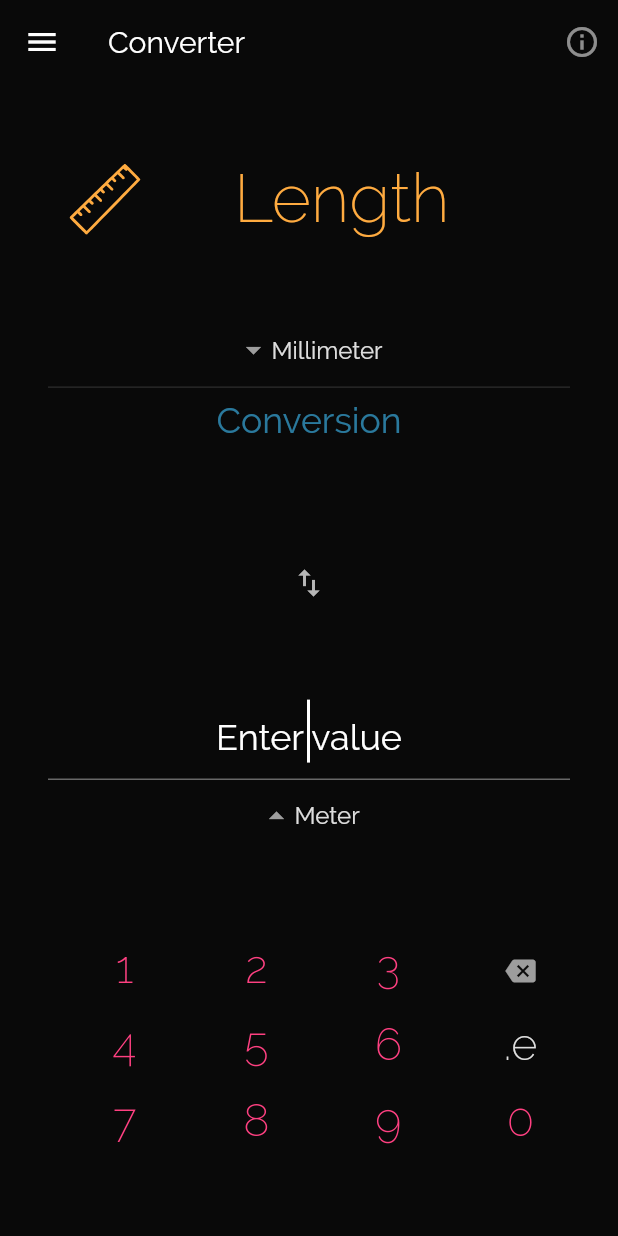
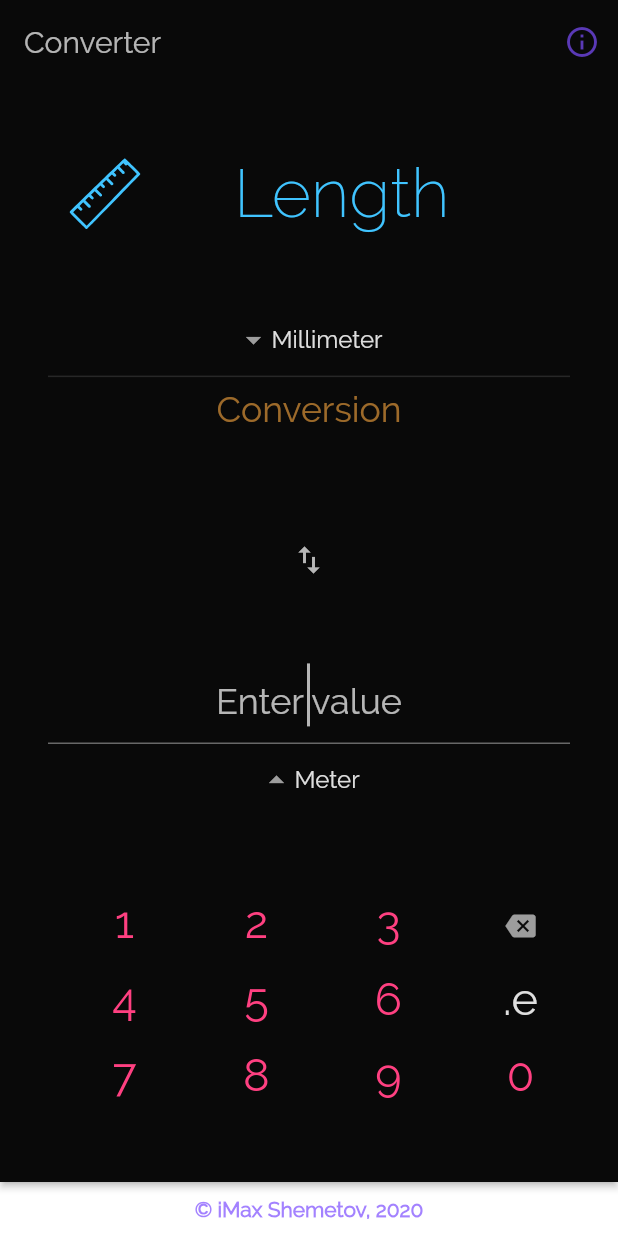
Before and after one commit to maxeema/converter, a Flutter app: the screen it shows after launch, after a tap on "Length", on a phone screen of 412 x 824 dp. Run offline on Flutter 3.47's test engine with Material 2 defaults, Android fonts, the phone set to English and light mode, and no system bars; our stand-ins replace flutter_hooks, fluttertoast, get_it, package_info, websafe_svg.

Commit message:
a better colors and UI/UX

```diff
--- a/lib/backdrop.dart
+++ b/lib/backdrop.dart
@@ -8,6 +8,8 @@ import 'package:meta/meta.dart';
 
 import 'about_dialog.dart';
 import 'conf.dart' as conf;
+import 'conf.dart';
+import 'extensions.dart';
 import 'ext.dart';
 import 'state.dart';
 
@@ -248,19 +250,23 @@ class _BackdropState extends State<Backdrop>
     return Scaffold(
       appBar: AppBar(
         elevation: 0.0,
-        leading: ValueListenableBuilder<bool>(
-          valueListenable: appState.opened,
-          child: Center(child: Icon(Icons.menu)),
-          builder: (ctx, opened, widget) {
-            return AnimatedSwitcher(
-              duration: mil(300),
-              child: IconButton(
-                icon: Opacity(opacity: opened ? 1 : 0.25, child: widget),
-                onPressed: opened ? _toggleBackdropPanelVisibility : null,
-              ),
-            );
-          },
-        ),
+        // leading: ValueListenableBuilder<bool>(
+        //   valueListenable: appState.opened,
+        //   child: Center(child: Icon(Icons.refresh)),
+        //   builder: (ctx, opened, widget) {
+        //     return AnimatedSwitcher(
+        //       duration: mil(300),
+        //       child: IconButton(
+        //         // key: ValueKey(appState.units.value),
+        //         icon: Opacity(opacity: 0.5, child: widget),
+        //         // onPressed: opened ? _toggleBackdropPanelVisibility : null,
+        //         onPressed: () {
+        //           appState.units.value = appState.units.value.next;
+        //         },
+        //       ),
+        //     );
+        //   },
+        // ),
 //        leading: IconButton(
 //          onPressed: _toggleBackdropPanelVisibility,
 //          icon: AnimatedIcon(
@@ -275,10 +281,18 @@ class _BackdropState extends State<Backdrop>
         ),
         centerTitle: false,
         actions: <Widget>[
-          IconButton(
-            icon:Icon(Icons.info_outline, color: Colors.white54,),
-            onPressed: ()=> showAbout(context)
-          )
+          FutureBuilder<Object>(
+              future: Future.delayed(1200.ms, () => 'ok'),
+              builder: (context, snapshot) {
+                return AnimatedSwitcher(duration: 1000.ms,
+                  child: snapshot.hasData ? IconButton(
+                      // key: ValueKey(snapshot.hasData),
+                      icon: Icon(Icons.info_outline, color: accentColor5.withOpacity(.7)),
+                      onPressed: ()=> showAbout(context)
+                  ) : Container(),
+                );
+              }
+          ),
         ],
       ),
       body: LayoutBuilder(
--- a/lib/category.dart
+++ b/lib/category.dart
@@ -2,6 +2,13 @@
 import 'package:flutter/material.dart';
 
 import 'util.dart' as util;
+
+class CategoryInfo {
+  final Category category;
+  final Color color;
+
+  CategoryInfo(this.category, this.color);
+}
 
 class Category {
 
@@ -30,13 +37,13 @@ class Unit {
   })  : assert(name != null),
         assert(conversion != null);
 
-  Unit.fromJson(Map jsonMap)
-      : assert(jsonMap['name'] != null),
-        assert(jsonMap['conversion'] != null),
-        name = jsonMap['name'],
-        conversion = jsonMap['conversion'].toDouble(),
-        description = jsonMap['description'],
-        baseUnit = jsonMap['baseUnit'];
+  Unit.fromJson(Map j)
+      : assert(j['name'] != null),
+        assert(j['conversion'] != null),
+        name = j['name'],
+        conversion = j['conversion'].toDouble(),
+        description = j['description'],
+        baseUnit = j['baseUnit'];
 
   bool get hasDescription => !util.isEmpty(description);
 
--- /dev/null
+++ b/lib/category_widget.dart
@@ -0,0 +1,93 @@
+import 'package:flutter/material.dart';
+import 'package:flutter_hooks/flutter_hooks.dart';
+import 'package:websafe_svg/websafe_svg.dart';
+
+import 'category.dart';
+import 'extensions.dart';
+
+const _fadeInDuration = 1500;
+const _slideInDuration = 1500;
+
+class CategoryWidget extends HookWidget {
+
+  final Function(CategoryInfo catInfo) onSelect;
+  final CategoryInfo catInfo;
+  final bool placeIconToStart;
+  final Duration appearanceDelay;
+  final EdgeInsetsDirectional margin;
+
+  const CategoryWidget({Key key, this.catInfo, this.onSelect,
+                          this.placeIconToStart, this.appearanceDelay,
+                            this.margin}) : super(key: key);
+  @override
+  Widget build(BuildContext context) {
+    final fadeAni = useAnimationController(duration: _fadeInDuration.ms);
+    final slideAni = useAnimationController(duration: _slideInDuration.ms);
+    final isMounted = useIsMounted();
+    useEffect(() {
+      appearanceDelay.delay.then((_) {
+        if (isMounted()) {
+          fadeAni.forward();
+          slideAni.forward();
+        }
+      });
+      return null;
+    });
+    final tweenAni = Tween<Offset>(
+      begin: Offset(1, 0),
+      end: Offset.zero,
+    )
+    .animate(CurvedAnimation(
+      parent: slideAni,
+      curve: Curves.bounceInOut,
+    ));
+    return FadeTransition(
+      opacity: slideAni,
+      child: SlideTransition(
+        position: tweenAni,
+        child: Container(
+          height: 100.0,
+          child: InkWell(
+            borderRadius: BorderRadius.circular(30),
+            highlightColor: Colors.white.withOpacity(0.1),
+            splashColor: Colors.black,
+            onTap: () => onSelect(catInfo),
+            child: Container(
+              margin: margin,
+              padding: 8.insets.all,
+              child: Row(
+                  children: (){
+                    Widget icon = WebsafeSvg.asset(
+                        catInfo.category.icon,
+                        width: 48,
+                        color: catInfo.color
+                    );
+                    Widget title = Text(
+                      catInfo.category.name,
+                      maxLines: 2,
+                      textAlign: placeIconToStart ? TextAlign.start : TextAlign.end,
+                      overflow: TextOverflow.fade,
+                      style: Theme.of(context).textTheme.headline5.apply(
+                        color: catInfo.color,
+                      ),
+                    );
+                    final widgets = <Widget>[];
+                    widgets.add(SizedBox(width: 16));
+                    widgets.add(Expanded(flex: placeIconToStart ? 1 : 2,
+                        child: placeIconToStart ? icon : title
+                    ));
+                    widgets.add(SizedBox(width: 24));
+                    widgets.add(Expanded(flex: placeIconToStart ? 2 : 1,
+                      child: placeIconToStart ? title : icon,
+                    ));
+                    widgets.add(SizedBox(width: 16));
+                    return widgets;
+                  }()
+              ),
+            ),
+          ),
+        ),
+      ),
+    );
+  }
+}
--- a/lib/conf.dart
+++ b/lib/conf.dart
@@ -10,6 +10,10 @@ const backgroundColor = Color(0xff090909);
 const accentColor1 = Colors.orangeAccent;
 const accentColor2 = Colors.pinkAccent;
 const accentColor3 = Colors.lightBlueAccent;
+final accentColor4 = Colors.greenAccent.withAlpha(210);
+const accentColor5 = Colors.deepPurpleAccent;
 
 const backdropHeaderSize   = 0.0;
 const backdropHeaderOffset = 0.0;
+
+final colors = [accentColor3, accentColor4];
--- a/lib/converter.dart
+++ b/lib/converter.dart
@@ -9,6 +9,7 @@ import 'package:flutter/services.dart';
 import 'package:get_it/get_it.dart';
 import 'package:websafe_svg/websafe_svg.dart';
 import 'category.dart';
+import 'units.dart';
 import 'ext.dart';
 import 'conf.dart' as conf;
 import 'localization.dart';
@@ -27,7 +28,9 @@ class Converter extends StatefulWidget {
 class _ConverterState extends State<Converter> {
 
   AppState appState = GetIt.I.get<AppState>();
-  Category get category => appState.category.value;
+
+  CategoryInfo get catInfo => appState.catInfo.value;
+  Category get category => catInfo?.category;
 
   final _textController = TextEditingController();
   TextSelection _textSelection;
@@ -45,12 +48,12 @@ class _ConverterState extends State<Converter> {
   @override
   initState() {
     super.initState();
-    appState.category.addListener(onCategoryChanged);
+    appState.catInfo.addListener(onCategoryChanged);
     _focusNode = FocusNode();
   }
   @override
   dispose() {
-    appState.category.removeListener(onCategoryChanged);
+    appState.catInfo.removeListener(onCategoryChanged);
     _focusNode.dispose();
     super.dispose();
   }
@@ -76,7 +79,8 @@ class _ConverterState extends State<Converter> {
   String _formatConversion(double value) {
     if (value == null)
       return double.nan.toString();
-    var outputNum = value.toStringAsPrecision(7);
+    // var outputNum = value.toStringAsPrecision(appState.units.value.precision);
+    var outputNum = value.toStringAsFixed(appState.units.value.precision);
     if (outputNum.contains('.') && outputNum.endsWith('0')) {
       var i = outputNum.length - 1;
       while (outputNum[i] == '0') {
@@ -174,9 +178,9 @@ class _ConverterState extends State<Converter> {
       showCursor: true,
       autofocus: true,
       textAlign: TextAlign.center,
-      cursorColor: Colors.white,
+      cursorColor: Colors.white.withOpacity(.7),
       style: Theme.of(context).textTheme.headline3.apply(
-        color: _isInputError ? Colors.red.shade500 : Colors.white,
+        color: _isInputError ? Colors.red.shade500 : Colors.white.withOpacity(.85),
         fontSizeFactor: 0.8,
       ),
       keyboardType: TextInputType.number,
@@ -185,7 +189,7 @@ class _ConverterState extends State<Converter> {
         hintText: AppLocalizations.of(context).enterValue,
         hintStyle: Theme.of(context).textTheme.title.apply(
             fontSizeFactor: 1.2,
-            color: Colors.white
+            color: Colors.white.withOpacity(.7)
         ),
 //        focusedBorder: UnderlineInputBorder(borderSide: BorderSide(color: Colors.transparent)),
 //        enabledBorder: UnderlineInputBorder(borderSide: BorderSide(color: Colors.transparent)),
@@ -215,8 +219,8 @@ class _ConverterState extends State<Converter> {
         fontSizeFactor:
         _isInputError || isEmpty(_convertedValue) ? .7 : 1,
         color: _isInputError || isEmpty(_convertedValue)
-            ? conf.accentColor3.withAlpha(0x99)
-            : conf.accentColor3,
+            ? conf.accentColor1.withAlpha(0x99)
+            : conf.accentColor1,
       )
     );
     final output = AnimatedSwitcher(
@@ -406,7 +410,7 @@ class _ConverterState extends State<Converter> {
           SizedBox(width: 8,),
           Expanded(
             flex:1,
-            child: _IconRotationWidget(category.icon),
+            child: _IconRotationWidget(category.icon, catInfo.color),
           ),
           SizedBox(
             width: 24,
@@ -429,7 +433,7 @@ class _ConverterState extends State<Converter> {
                       category.name,
                       style: TextStyle(
                           fontWeight: FontWeight.w200,
-                          color: conf.accentColor1
+                          color: catInfo.color,
                       ),
                     )
                   )
@@ -449,7 +453,7 @@ class _ConverterState extends State<Converter> {
           SizedBox(
             width: 8,
           ),
-          _IconRotationWidget(category.icon),
+          _IconRotationWidget(category.icon, catInfo.color),
           SizedBox(
             width: 48,
           ),
@@ -669,7 +673,7 @@ class _ConverterState extends State<Converter> {
         char == '.' ? _specialButtonText : char,
         style: Theme.of(context).textTheme.headline
         .copyWith(
-          fontWeight: FontWeight.w200,
+          // fontWeight: FontWeight.w200,
           color: color,
         ).apply(
           fontSizeFactor: 1.25,
@@ -689,7 +693,8 @@ class _ConverterState extends State<Converter> {
 class _IconRotationWidget extends StatefulWidget {
 
   final String icon;
-  const _IconRotationWidget(this.icon);
+  final Color color;
+  const _IconRotationWidget(this.icon, this.color);
 
   @override
   _IconRotationState createState() => _IconRotationState();
@@ -721,7 +726,7 @@ class _IconRotationState extends State<_IconRotationWidget>
           child: WebsafeSvg.asset(
             widget.icon,
             width: 48,
-            color: conf.accentColor1,
+            color: widget.color,
           )
       )
     );
--- /dev/null
+++ b/lib/extensions.dart
@@ -0,0 +1,5 @@
+
+export 'insets.dart';
+
+export 'extensions_dart.dart';
+export 'extensions_flutter.dart';
--- a/lib/main.dart
+++ b/lib/main.dart
@@ -9,6 +9,7 @@ import 'package:get_it/get_it.dart';
 import 'conf.dart';
 import 'localization.dart';
 import 'main_screen.dart';
+import 'insets.dart';
 
 main() {
   WidgetsFlutterBinding.ensureInitialized();
@@ -26,14 +27,30 @@ class UnitConverterApp extends HookWidget {
     }, ["onetime"]);
     return MaterialApp(
       debugShowCheckedModeBanner: false,
-      home: MainScreen(),
+      home: Column(
+        mainAxisSize: MainAxisSize.max,
+        children: [
+          Expanded(
+            child: MainScreen()
+          ),
+          Container(
+            padding: 10.insets.all,
+            child: Text(appLegalese, style: TextStyle(
+              fontFamily: 'Raleway',
+              fontSize: 14,
+              decoration: TextDecoration.none,
+              color: accentColor5.withOpacity(.7)
+            )),
+          )
+        ],
+      ),
       //theme
       themeMode: ThemeMode.dark,
       darkTheme: ThemeData(
         brightness: Brightness.dark,
         primaryColor: backgroundColor,
         backgroundColor: backgroundColor,
-        accentColor: Colors.grey.shade900,
+        accentColor: accentColor5,
         fontFamily: 'Raleway',
         dialogTheme: DialogTheme(
           backgroundColor: Colors.grey.shade900,
--- a/lib/main_screen.dart
+++ b/lib/main_screen.dart
@@ -1,15 +1,17 @@
 
 import 'dart:convert';
 
+import 'package:converter/extensions.dart';
 import 'package:flutter/material.dart';
 import 'package:get_it/get_it.dart';
-import 'package:websafe_svg/websafe_svg.dart';
 
 import 'backdrop.dart';
 import 'category.dart';
+import 'category_widget.dart';
 import 'conf.dart' as conf;
+import 'conf.dart';
 import 'converter.dart';
-import 'ext.dart';
+import 'insets.dart';
 import 'localization.dart';
 import 'state.dart';
 
@@ -43,11 +45,68 @@ class _MainScreenWidget extends StatelessWidget {
       builder: (ctx, snap) {
         if (!snap.hasData)
           return Center(child: CircularProgressIndicator());
+        final cats = snap.data;
         return Backdrop(
           frontPanel: Converter(),
-          backPanel: _buildCats(context, snap.data),
-          frontTitle: Text(AppLocalizations.of(context).appTitle),
-          backTitle: Text(AppLocalizations.of(context).appTitle),
+          backPanel: LayoutBuilder(
+            builder: (ctx, constraints) {
+              Widget list;
+              var i = 0;
+              if (MediaQuery.of(context).orientation == Orientation.portrait) {
+                list = Column(
+                    mainAxisSize: MainAxisSize.max,
+                    mainAxisAlignment: MainAxisAlignment.center,
+                    children: cats.map((cat) {
+                      final idx = i++;
+                      return Flexible(
+                          child: CategoryWidget(
+                              catInfo: CategoryInfo(cat, colors[idx%2]),
+                              onSelect: _selectCategory,
+                              placeIconToStart: true,
+                              appearanceDelay: Duration(milliseconds: i*150),
+                              // margin: idx.isOdd ? 60.insets.start : 0.insets.start
+                              margin: 0.insets.start
+                          )
+                      );
+                    }).toList()
+                );
+              } else {
+                list = GridView.count(
+                  crossAxisCount: _landscapeItemsCount,
+                  childAspectRatio: 3,
+                  children: cats.map((cat) {
+                    final idx = i++;
+                    return CategoryWidget(
+                      catInfo: CategoryInfo(cat, colors[idx%2]),
+                      onSelect: _selectCategory,
+                      placeIconToStart: idx%_landscapeItemsCount==1,
+                      appearanceDelay: Duration(milliseconds: idx*100),
+                    );
+                  }).toList(),
+                );
+              }
+              return Material(
+                color: Colors.transparent,
+                child: Container(
+                  color: Colors.transparent,
+                    padding: conf.backdropHeaderSize.toInt().insets.bot,
+                    child: list,
+                ),
+              );
+            },
+          ),
+          frontTitle: Opacity(opacity: .7 , child: Text(AppLocalizations.of(context).appTitle)),
+          backTitle: FutureBuilder<Object>(
+            future: Future.delayed(1000.ms, () => 'ok'),
+            builder: (context, snapshot) {
+              return AnimatedSwitcher(duration: 1000.ms,
+                  child: Text(
+                      snapshot.hasData ? AppLocalizations.of(context).appTitle : ' ',
+                      key: ValueKey(snapshot.hasData)
+                  ),
+                );
+            }
+          ),
         );
       }
     );
@@ -68,83 +127,9 @@ class _MainScreenWidget extends StatelessWidget {
 //    }
 //  }
 
-  _selectCategory(Category category) {
-    appState.category.value = category;
+  _selectCategory(CategoryInfo category) {
+    appState.catInfo.value = category;
     appState.opened.value = true;
   }
 
-  _buildCats(BuildContext context, List<Category> cats) {
-    Widget list;
-    if (MediaQuery.of(context).orientation == Orientation.portrait) {
-      list = Column(
-        mainAxisSize: MainAxisSize.max,
-        mainAxisAlignment: MainAxisAlignment.center,
-        children: cats.map((cat) => Flexible(
-          child: _buildCategoryWidget(context, cat, true)
-        )).toList()
-      );
-    } else {
-      list = GridView.count(
-        crossAxisCount: _landscapeItemsCount,
-        childAspectRatio: 3,
-        children: () {
-          final widgets = <Widget>[];
-          for (int i=0; i<cats.length; i++) {
-            widgets.add(_buildCategoryWidget(context, cats[i], i%_landscapeItemsCount==1));
-          }
-          return widgets.toList();
-        }(),
-      );
-    }
-    return Material(
-      color: Colors.transparent,
-      child: Padding(
-        child: list,
-        padding: bot(conf.backdropHeaderSize),
-      ),
-    );
-  }
-
-  _buildCategoryWidget(BuildContext context, Category category, bool iconToStart) =>
-    Container(
-      height: 100.0,
-      child: InkWell(
-        borderRadius: BorderRadius.circular(30),
-        splashColor: Colors.black,
-        onTap: () => _selectCategory(category),
-        child: Padding(
-          padding: all(8.0),
-          child: Row(
-          children: (){
-            final icon = WebsafeSvg.asset(
-              category.icon,
-              width: 48,
-              color: conf.accentColor1
-            );
-            final title = Text(
-              category.name,
-              maxLines: 2,
-              textAlign: iconToStart ? TextAlign.start : TextAlign.end,
-              overflow: TextOverflow.fade,
-              style: Theme.of(context).textTheme.headline5.apply(
-                  color: conf.accentColor3
-              ),
-            );
-            final widgets = <Widget>[];
-            widgets.add(SizedBox(width: 16));
-            widgets.add(Expanded(flex: iconToStart ? 1 : 2,
-              child: iconToStart ? icon : title
-            ));
-            widgets.add(SizedBox(width: 24));
-            widgets.add(Expanded(flex: iconToStart ? 2 : 1,
-              child: iconToStart ? title : icon,
-            ));
-            widgets.add(SizedBox(width: 16));
-            return widgets;
-            }()
-          ),
-        ),
-      ),
-    );
-
 }
--- a/lib/state.dart
+++ b/lib/state.dart
@@ -9,7 +9,8 @@ import 'units.dart';
 
 class AppState {
 
-  final category = ValueNotifier<Category>(null);
+  final units = ValueNotifier(Units.standard);
+  final catInfo = ValueNotifier<CategoryInfo>(null);
   final opened = ValueNotifier(false);
   final input = ValueNotifier("");
 
```
Also changed, not shown: lib/extensions_dart.dart (added, +53 -0 lines), lib/extensions_flutter.dart (added, +43 -0 lines), lib/insets.dart (added, +32 -0 lines), lib/units.dart (+7 -0 lines), pubspec.yaml (+7 -6 lines).
